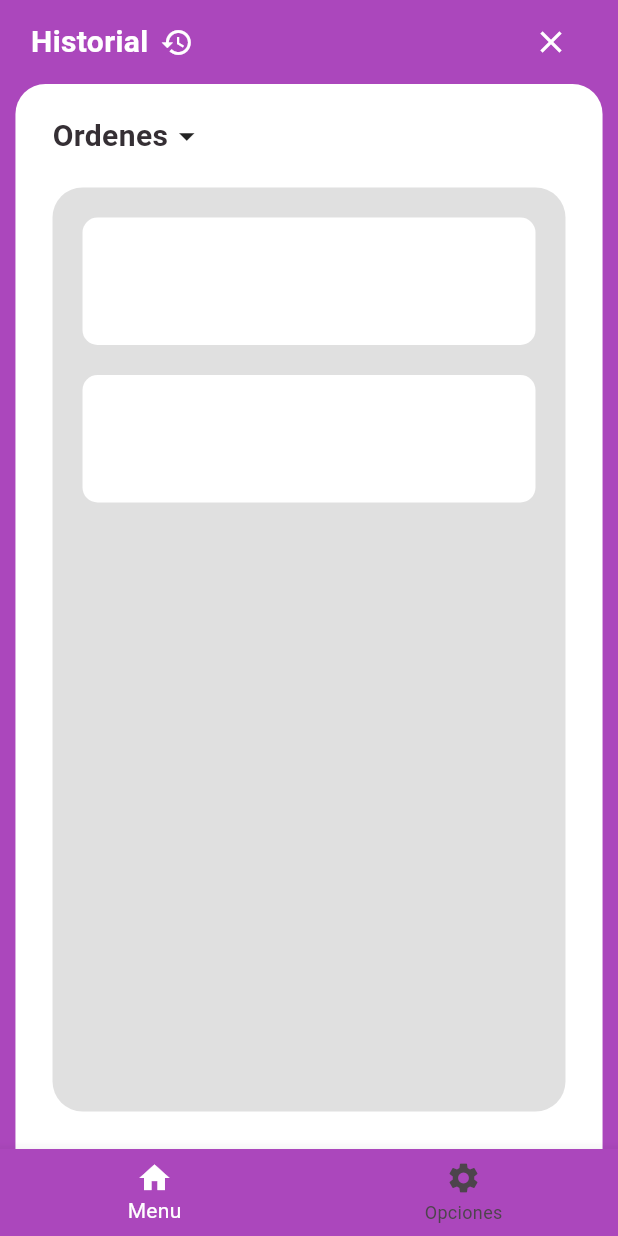
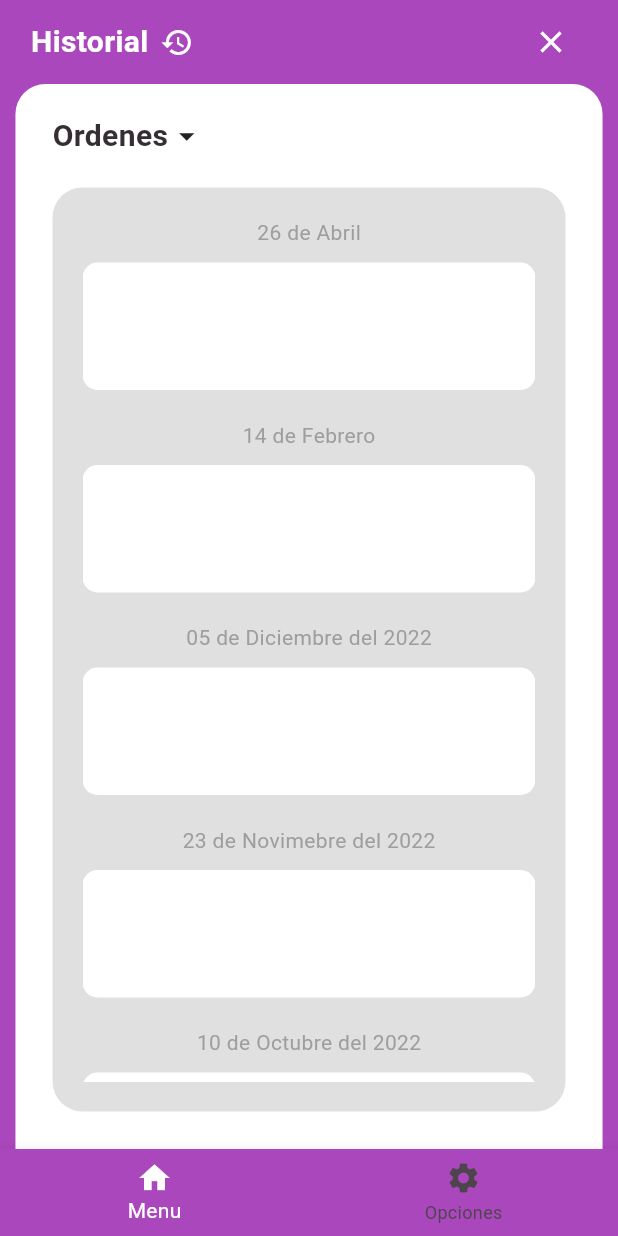
Before and after one commit to BrandonECE/PrintFast_Flutter, a Flutter app: the screen it shows after launch, after a tap on "Comprar", after a tap on the "close" icon, after a tap on "Historial", on a phone screen of 412 x 824 dp. Run offline on Flutter 3.47's test engine with Material 3 defaults, Android fonts, the phone set to English and light mode, and no system bars; missing offline and left inert: dart:ffi.

Commit message:
Diseño de la seccion Compras e Historial añadidos

```diff
--- a/lib/dirScreens/history.dart
+++ b/lib/dirScreens/history.dart
@@ -16,7 +16,6 @@ class myHistory extends StatelessWidget {
     );
   }
 }
-
 
 class myAppBarHistory extends StatelessWidget {
   ///PRUEBA
@@ -74,15 +73,15 @@ class containerMyHistory extends StatelessWidget {
   Widget build(BuildContext context) {
     return Column(
       children: [
-        titlesContainerMenu("Ordenes"),
+        titlesContainer("Ordenes"),
         sectionContainerMyHistory(),
       ],
     );
   }
 }
 
-class titlesContainerMenu extends StatelessWidget {
-  titlesContainerMenu(this.title);
+class titlesContainer extends StatelessWidget {
+  titlesContainer(this.title);
   String title;
   @override
   Widget build(BuildContext context) {
@@ -109,39 +108,58 @@ class titlesContainerMenu extends StatelessWidget {
   }
 }
 
+class sectionContainerMyHistoryOrder extends StatelessWidget {
+  sectionContainerMyHistoryOrder({super.key, required this.fecha});
+  String fecha;
+  @override
+  Widget build(BuildContext context) {
+    return Column(
+      children: [
+        Text(
+          fecha,
+          style: TextStyle(color: Colors.grey.shade500),
+        ),
+        const SizedBox(
+          height: 10,
+        ),
+        Container(
+          decoration: BoxDecoration(
+              color: Colors.white, borderRadius: BorderRadius.circular(10)),
+          width: MediaQuery.of(context).size.width,
+          height: 85,
+        ),
+        const SizedBox(
+          height: 20,
+        ),
+      ],
+    );
+  }
+}
+
 class sectionContainerMyHistory extends StatelessWidget {
   sectionContainerMyHistory({super.key});
 
   @override
   Widget build(BuildContext context) {
     List<Widget> ordersSectionContainerMyHistory = [
-      Container(
-        decoration: BoxDecoration(
-            color: Colors.white, borderRadius: BorderRadius.circular(10)),
-        width: MediaQuery.of(context).size.width,
-        height: 85,
-      ),
-      const SizedBox(
-        height: 20,
-      ),
-      Container(
-        decoration: BoxDecoration(
-            color: Colors.white, borderRadius: BorderRadius.circular(10)),
-        width: MediaQuery.of(context).size.width,
-        height: 85,
-      ),
+      sectionContainerMyHistoryOrder(fecha: "26 de Abril"),
+      sectionContainerMyHistoryOrder(fecha: "14 de Febrero"),
+      sectionContainerMyHistoryOrder(fecha: "05 de Diciembre del 2022"),
+      sectionContainerMyHistoryOrder(fecha: "23 de Novimebre del 2022"),
+      sectionContainerMyHistoryOrder(fecha: "10 de Octubre del 2022"),
     ];
 
     return Expanded(
       child: Container(
-        padding: EdgeInsets.all(20),
+        padding: const EdgeInsets.all(20),
         margin: const EdgeInsets.only(bottom: 25),
         decoration: BoxDecoration(
           color: Colors.grey.shade300,
           borderRadius: BorderRadius.circular(20),
         ),
         width: MediaQuery.of(context).size.width * 0.83,
-        child: Column(
+        child: ListView(
+          shrinkWrap: true,
           children: ordersSectionContainerMyHistory,
         ),
       ),
--- a/lib/dirScreens/menu.dart
+++ b/lib/dirScreens/menu.dart
@@ -1,9 +1,7 @@
+import 'dart:ffi';
+
 import 'package:flutter/material.dart';
 import '../screens.dart';
-import 'history.dart';
-
-
-
 
 class myMenu extends StatelessWidget {
   myMenu(
@@ -25,9 +23,12 @@ class myMenu extends StatelessWidget {
             containerMenuOptions(
                 chIndexShopping: chIndexShopping,
                 chIndexHistory: chIndexHistory),
-            titlesContainerMenu("Novedades"),
+            titlesContainer(title: "Novedades", icono: Icons.star_rounded, sizee: 18, padd: 5),
+            // titlesContainerMenu("Novedades"),
             const myNews(),
-            titlesContainerMenu("Orden activa"),
+            titlesContainer(
+                title: "Orden activa", icono: Icons.arrow_drop_down, sizee: 25, padd: 0,),
+            // titlesContainerMenu("Orden Activa"),
             sectionContainerMyActiveOrders()
           ],
         ),
@@ -311,3 +312,43 @@ class sectionContainerMyActiveOrders extends StatelessWidget {
     );
   }
 }
+
+class titlesContainer extends StatelessWidget {
+  titlesContainer(
+      {super.key,
+      required this.title,
+      required this.icono,
+      required this.sizee,
+      required this.padd});
+  String title;
+  IconData icono;
+  double? sizee;
+  double padd;
+  @override
+  Widget build(BuildContext context) {
+    return Container(
+      margin: const EdgeInsets.only(top: 20, bottom: 20),
+      width: MediaQuery.of(context).size.width * 0.83,
+      // color: Colors.amber,
+      child: Row(
+        crossAxisAlignment: CrossAxisAlignment.center,
+        children: [
+          Text(
+            title,
+            style: TextStyle(
+                fontSize: 20,
+                fontWeight: FontWeight.bold,
+                color: Theme.of(context).colorScheme.inverseSurface),
+          ),
+          Padding(
+            padding: EdgeInsets.only(left: padd),
+            child: Icon(
+              icono,
+              size: sizee,
+            ),
+          )
+        ],
+      ),
+    );
+  }
+}
--- a/lib/dirScreens/shopping.dart
+++ b/lib/dirScreens/shopping.dart
@@ -73,15 +73,18 @@ class containerMyShopping extends StatelessWidget {
   Widget build(BuildContext context) {
     return Column(
       children: <Widget>[
-        titlesContainerMenu("Items"),
-        sectionContainerMyShopping()
+        titlesContainer("Impresion"),
+        sectionContainerMyShoppingCopy(),
+        titlesContainer("Materiales"),
+        sectionContainerMyShoppingItems(),
+        sectionContainerMyShoppingInfo(),
       ],
     );
   }
 }
 
-class sectionContainerMyShopping extends StatelessWidget {
-  sectionContainerMyShopping({super.key});
+class sectionContainerMyShoppingCopy extends StatelessWidget {
+  sectionContainerMyShoppingCopy({super.key});
 
   @override
   Widget build(BuildContext context) {
@@ -94,18 +97,122 @@ class sectionContainerMyShopping extends StatelessWidget {
       ),
     ];
 
+    return Container(
+      padding: EdgeInsets.all(20),
+      decoration: BoxDecoration(
+          color: Colors.grey.shade300,
+          borderRadius: BorderRadius.all(Radius.circular(20))),
+      width: MediaQuery.of(context).size.width * 0.83,
+      child: Column(
+        children: ordersSectionContainerMyHistory,
+      ),
+    );
+  }
+}
+
+class sectionContainerMyShoppingWidgetItem extends StatelessWidget {
+  const sectionContainerMyShoppingWidgetItem({super.key});
+
+  @override
+  Widget build(BuildContext context) {
+    return Column(
+      children: [
+          Container(
+        decoration: BoxDecoration(
+            color: Colors.white, borderRadius: BorderRadius.circular(10)),
+        width: MediaQuery.of(context).size.width,
+        height: 85,
+      ),
+
+      const SizedBox(
+        height: 20,
+      ),
+      ],
+    );
+  }
+}
+
+class sectionContainerMyShoppingItems extends StatelessWidget {
+  sectionContainerMyShoppingItems({super.key});
+
+  @override
+  Widget build(BuildContext context) {
+
+    const List<Widget> ordersSectionContainerMyShoppingItems = [
+
+      sectionContainerMyShoppingWidgetItem(),
+      sectionContainerMyShoppingWidgetItem(),
+      sectionContainerMyShoppingWidgetItem(),
+      sectionContainerMyShoppingWidgetItem(),
+      sectionContainerMyShoppingWidgetItem(),
+
+    ];
+
     return Expanded(
       child: Container(
-        padding: EdgeInsets.all(20),
+        margin: const EdgeInsets.only(bottom: 20),
+        padding: const EdgeInsets.all(20),
         decoration: BoxDecoration(
             color: Colors.grey.shade300,
-            borderRadius: const BorderRadius.only(
-                topLeft: Radius.circular(20), topRight: Radius.circular(20))),
+            borderRadius: const BorderRadius.all(Radius.circular(20))),
         width: MediaQuery.of(context).size.width * 0.83,
-        child: Column(
-          children: ordersSectionContainerMyHistory,
+        child: ListView(
+
+          shrinkWrap: true,
+          children: ordersSectionContainerMyShoppingItems,
         ),
       ),
     );
   }
 }
+
+class sectionContainerMyShoppingInfoPrice extends StatelessWidget {
+  const sectionContainerMyShoppingInfoPrice({super.key});
+
+  @override
+  Widget build(BuildContext context) {
+    return Container(
+      child: Text("Total: \$0", style: TextStyle(color: Theme.of(context).colorScheme.inverseSurface, fontSize: 20,fontWeight: FontWeight.bold,),),
+    );
+  }
+}
+
+class sectionContainerMyShoppingInfoButton extends StatelessWidget {
+  const sectionContainerMyShoppingInfoButton({super.key});
+
+  @override
+  Widget build(BuildContext context) {
+    return ElevatedButton(
+      onPressed: (){},
+      child: const Text("Comprar", style: TextStyle(fontSize: 20,fontWeight: FontWeight.bold,),),
+       style: ElevatedButton.styleFrom(
+        backgroundColor: Colors.greenAccent.shade400,
+        foregroundColor: Colors.white,
+        padding: const EdgeInsets.symmetric(vertical: 20, horizontal: 20),
+        shape: RoundedRectangleBorder(
+          borderRadius: BorderRadius.circular(20),
+          ),
+        ),
+      );
+  }
+}
+
+class sectionContainerMyShoppingInfo extends StatelessWidget {
+  const sectionContainerMyShoppingInfo({super.key});
+
+  @override
+  Widget build(BuildContext context) {
+    return Container(
+      margin: const EdgeInsets.only(bottom: 20),
+      width: MediaQuery.of(context).size.width * 0.83,
+      // color: Colors.amber,
+      child: const Row(
+        mainAxisAlignment: MainAxisAlignment.spaceBetween,
+        children: [
+          sectionContainerMyShoppingInfoPrice(),
+          sectionContainerMyShoppingInfoButton()
+        ],
+      ),
+    );
+  }
+}
--- a/lib/screens.dart
+++ b/lib/screens.dart
@@ -40,6 +40,7 @@ class _myScreensState extends State<myScreens> {
 
   @override
   Widget build(BuildContext context) {
+
     List<Widget> screensAppbar = [
       const myLogin(),
       const myRegister(),
@@ -67,7 +68,7 @@ class _myScreensState extends State<myScreens> {
       backgroundColor: Theme.of(context).colorScheme.primary,
       appBar: AppBar(
         backgroundColor: Theme.of(context).colorScheme.primary,
-        flexibleSpace: screensAppbar[_indexscreen],
+        flexibleSpace: SafeArea(child: screensAppbar[_indexscreen]),
       ),
       body: screensBody[_indexscreen],
       bottomNavigationBar: BottomNavigationBar(
```
